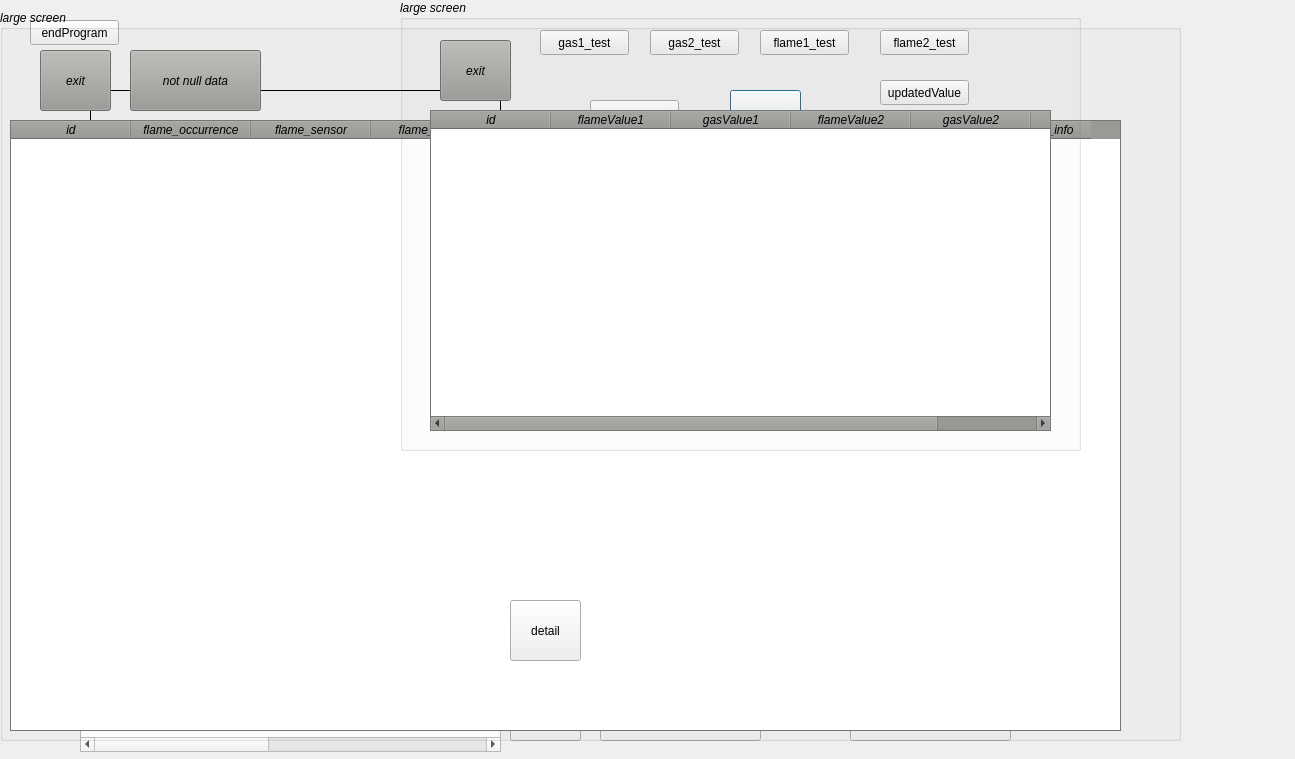
Old version of the form Monitoring_system/userMonitor.ui in the repository addinedu-ros-6th/iot-repo-4.
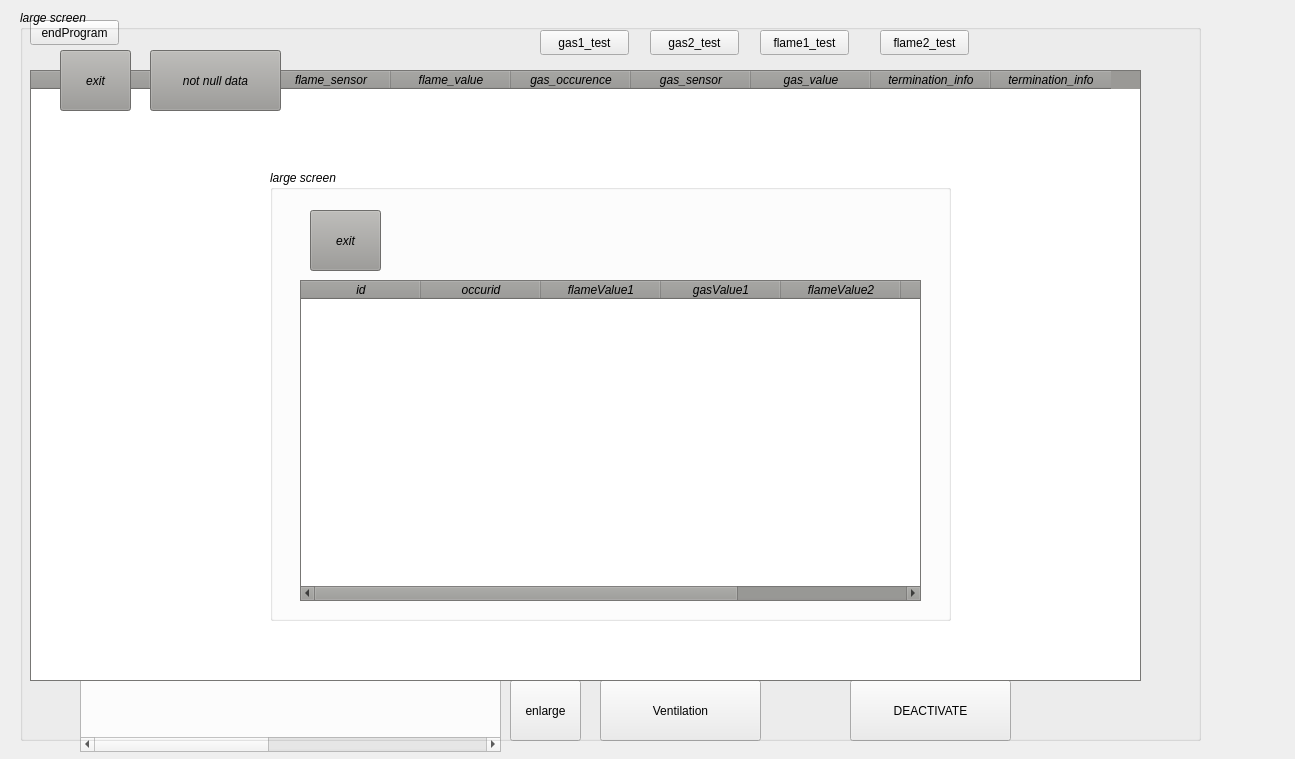
New version of the form.

```diff
--- a/Monitoring_system/userMonitor.ui
+++ b/Monitoring_system/userMonitor.ui
@@ -406,7 +406,7 @@
   <widget class="QGroupBox" name="groupBox">
    <property name="geometry">
     <rect>
-     <x>0</x>
+     <x>20</x>
      <y>10</y>
      <width>1181</width>
      <height>731</height>
@@ -877,7 +877,7 @@
     <property name="geometry">
      <rect>
       <x>10</x>
-      <y>110</y>
+      <y>60</y>
       <width>1111</width>
       <height>611</height>
      </rect>
@@ -957,25 +957,11 @@
      <string>not null data</string>
     </property>
    </widget>
-  </widget>
-  <widget class="QPushButton" name="detail_button">
-   <property name="geometry">
-    <rect>
-     <x>510</x>
-     <y>600</y>
-     <width>71</width>
-     <height>61</height>
-    </rect>
-   </property>
-   <property name="text">
-    <string>detail</string>
-   </property>
-  </widget>
   <widget class="QGroupBox" name="groupBox_2">
    <property name="geometry">
     <rect>
-     <x>400</x>
-     <y>0</y>
+      <x>250</x>
+      <y>160</y>
      <width>681</width>
      <height>451</height>
     </rect>
@@ -1458,6 +1444,11 @@
       <string>id</string>
      </property>
     </column>
+     <column>
+      <property name="text">
+       <string>occurid</string>
+      </property>
+     </column>
     <column>
      <property name="text">
       <string>flameValue1</string>
@@ -1496,6 +1487,7 @@
     <property name="text">
      <string>exit</string>
     </property>
+    </widget>
    </widget>
   </widget>
  </widget>
```
Lines whose indentation alone changed are shown as unchanged.
